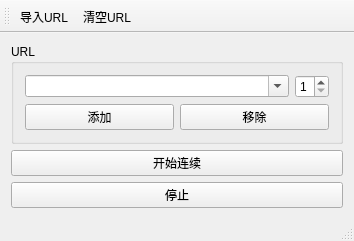
blacksjt/autobots, file auto_read/auto_read.ui: the form before one commit.
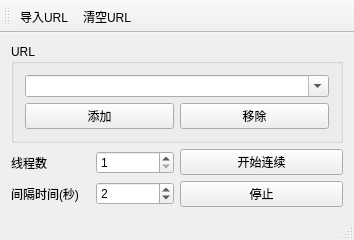
The form after the commit.

What changed in the file:
```diff
--- a/auto_read/auto_read.ui
+++ b/auto_read/auto_read.ui
@@ -15,7 +15,7 @@
   </property>
   <widget class="QWidget" name="centralWidget">
    <layout class="QGridLayout" name="gridLayout_3">
-    <item row="0" column="0">
+    <item row="0" column="0" colspan="2">
      <widget class="QGroupBox" name="groupBox">
       <property name="title">
        <string>URL</string>
@@ -23,19 +23,6 @@
       <layout class="QGridLayout" name="gridLayout_4">
        <item row="0" column="0">
         <layout class="QGridLayout" name="gridLayout_2">
-         <item row="0" column="1">
-          <widget class="QSpinBox" name="spinBox_thread_count">
-           <property name="toolTip">
-            <string>同时工作线程数</string>
-           </property>
-           <property name="minimum">
-            <number>1</number>
-           </property>
-           <property name="maximum">
-            <number>4</number>
-           </property>
-          </widget>
-         </item>
          <item row="0" column="0">
           <widget class="QComboBox" name="comboBox_url_list">
            <property name="sizePolicy">
@@ -74,27 +61,78 @@
      </widget>
     </item>
     <item row="1" column="0">
-     <layout class="QHBoxLayout" name="horizontalLayout_5">
+     <layout class="QVBoxLayout" name="verticalLayout_2">
       <item>
-       <layout class="QVBoxLayout" name="verticalLayout">
+       <layout class="QHBoxLayout" name="horizontalLayout">
         <item>
-         <widget class="QPushButton" name="pushButton_start">
+         <widget class="QLabel" name="label">
           <property name="text">
-           <string>开始连续</string>
+           <string>线程数</string>
           </property>
          </widget>
         </item>
         <item>
-         <widget class="QPushButton" name="pushButton_pause">
+         <widget class="QSpinBox" name="spinBox_thread_count">
+          <property name="toolTip">
+           <string>同时工作线程数</string>
+          </property>
+          <property name="minimum">
+           <number>1</number>
+          </property>
+          <property name="maximum">
+           <number>4</number>
+          </property>
+         </widget>
+        </item>
+       </layout>
+      </item>
+      <item>
+       <layout class="QHBoxLayout" name="horizontalLayout_2">
+        <item>
+         <widget class="QLabel" name="label_2">
           <property name="text">
-           <string>停止</string>
+           <string>间隔时间(秒)</string>
           </property>
          </widget>
         </item>
+        <item>
+         <widget class="QSpinBox" name="spinBox_interval">
+          <property name="toolTip">
+           <string>同时工作线程数</string>
+          </property>
+          <property name="minimum">
+           <number>1</number>
+          </property>
+          <property name="maximum">
+           <number>50</number>
+          </property>
+          <property name="value">
+           <number>2</number>
+          </property>
+         </widget>
+        </item>
        </layout>
       </item>
      </layout>
     </item>
+    <item row="1" column="1">
+     <layout class="QVBoxLayout" name="verticalLayout">
+      <item>
+       <widget class="QPushButton" name="pushButton_start">
+        <property name="text">
+         <string>开始连续</string>
+        </property>
+       </widget>
+      </item>
+      <item>
+       <widget class="QPushButton" name="pushButton_pause">
+        <property name="text">
+         <string>停止</string>
+        </property>
+       </widget>
+      </item>
+     </layout>
+    </item>
    </layout>
   </widget>
   <widget class="QMenuBar" name="menuBar">
```
Left out of the diff: 1 changed line with no effect on the pictures.
